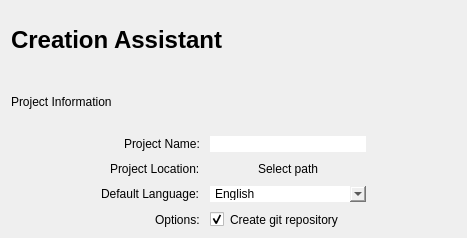
First picture: the form in src/components/creation-assistant/creationassistant.ui, repository RapidWebForge/RapidWebForgeApp, before the edit.
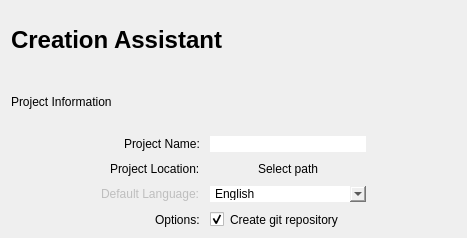
Second picture: the form after the edit.

What changed in the file:
```diff
--- a/src/components/creation-assistant/creationassistant.ui
+++ b/src/components/creation-assistant/creationassistant.ui
@@ -189,6 +189,9 @@
       </item>
       <item row="3" column="0">
        <widget class="QLabel" name="defaultLanguageLabel">
+        <property name="enabled">
+         <bool>false</bool>
+        </property>
         <property name="font">
          <font>
           <bold>false</bold>
```
Left out of the diff: 3 changed lines with no effect on the pictures.
